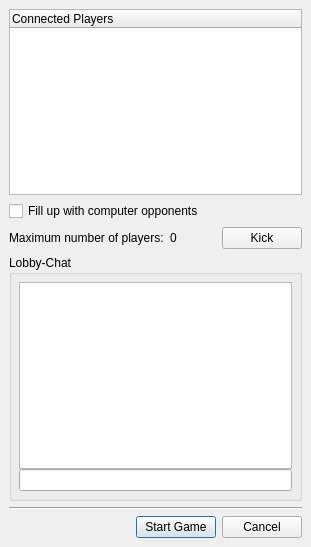
Qt form src/gui/qt/startnetworkgamedialog.ui (pokerth/pokerth) before a commit.
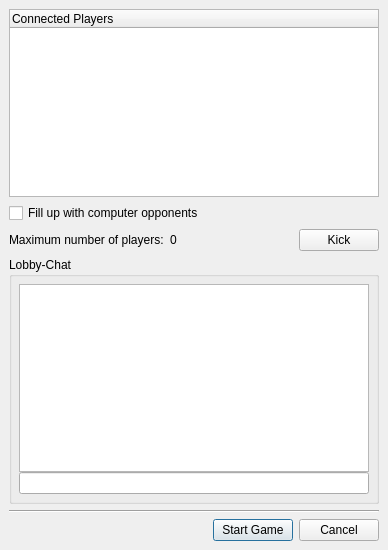
The same form after that commit.

What changed in the file:
```diff
--- a/src/gui/qt/startnetworkgamedialog.ui
+++ b/src/gui/qt/startnetworkgamedialog.ui
@@ -5,8 +5,8 @@
    <rect>
     <x>0</x>
     <y>0</y>
-    <width>311</width>
-    <height>547</height>
+    <width>388</width>
+    <height>550</height>
    </rect>
   </property>
   <property name="windowTitle" >
```
